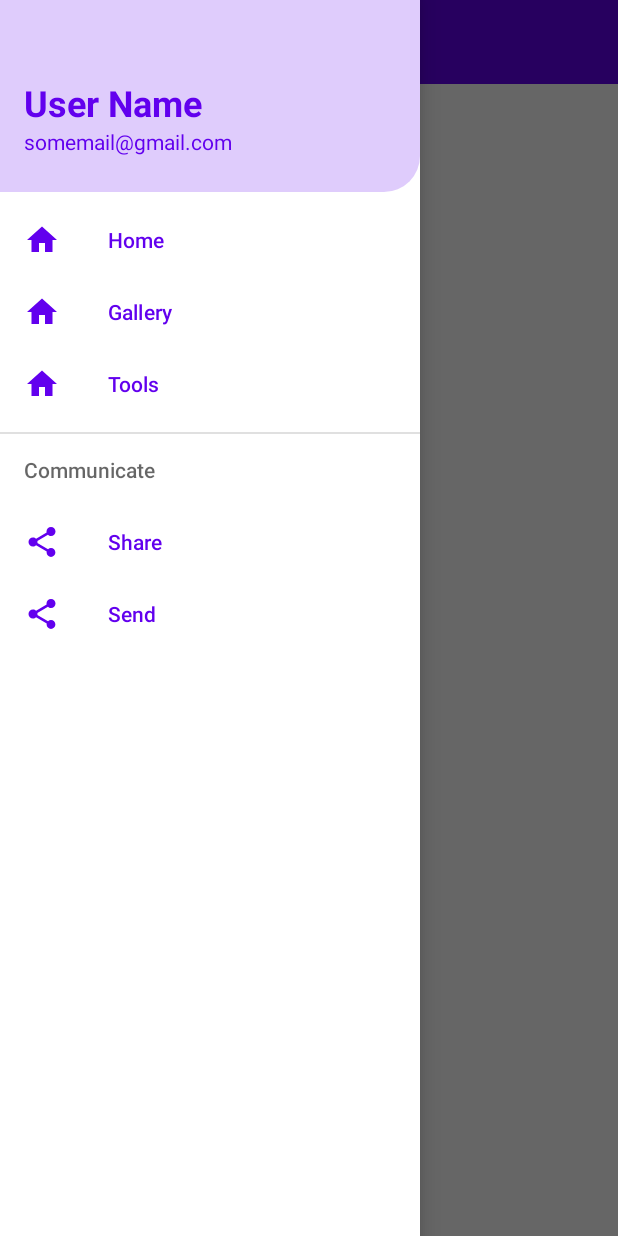
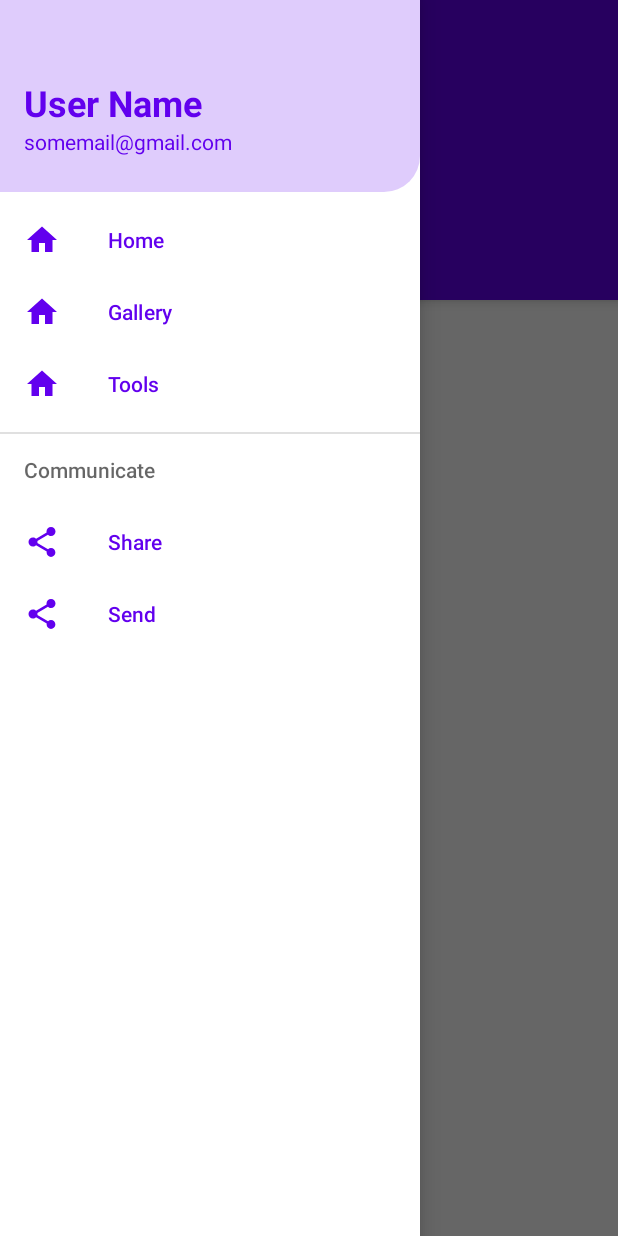
Before and after one commit to Shlomixg/Thanks4Giving, an Android app: the screen it shows after launch (MainActivity), with the side drawer open, on a phone screen of 412 x 824 dp. Run offline under Robolectric (Android 15) with nearby library versions, the phone set to English and light mode, and no system bars.

Commit message:
changed main layout

```diff
--- a/app/src/main/java/com/tsk/thanks4giving/MainActivity.java
+++ b/app/src/main/java/com/tsk/thanks4giving/MainActivity.java
@@ -2,22 +2,17 @@ package com.tsk.thanks4giving;
 
 import androidx.annotation.NonNull;
 import androidx.appcompat.app.ActionBarDrawerToggle;
-import androidx.appcompat.app.AlertDialog;
 import androidx.appcompat.app.AppCompatActivity;
 import androidx.appcompat.widget.Toolbar;
 import androidx.core.view.GravityCompat;
 import androidx.drawerlayout.widget.DrawerLayout;
 import androidx.recyclerview.widget.ItemTouchHelper;
 import androidx.recyclerview.widget.RecyclerView;
-
-import android.content.DialogInterface;
 import android.os.Bundle;
 import android.view.MenuItem;
 import android.view.View;
 import android.widget.Toast;
-
 import com.google.android.material.navigation.NavigationView;
-
 import java.util.ArrayList;
 
 public class MainActivity extends AppCompatActivity {
@@ -34,10 +29,14 @@ public class MainActivity extends AppCompatActivity {
         super.onCreate(savedInstanceState);
         setContentView(R.layout.activity_main);
 
+        for (int i = 0; i < 10; i++)
+            postList.add(new Post(null, null, 222, null, null));
+
         drawerLayout = findViewById(R.id.drawer);
         toolbar = findViewById(R.id.toolbar);
         navigationView = findViewById(R.id.navigation_view);
         recycler = findViewById(R.id.recycler);
+        adapter = new PostAdapter(postList);
 
         setSupportActionBar(toolbar);
 
@@ -66,41 +65,39 @@ public class MainActivity extends AppCompatActivity {
                 //adapter.notifyDataSetChanged();
                 return true;
             }
-
             @Override
             public void onSwiped(@NonNull final RecyclerView.ViewHolder viewHolder, int direction) {
-                final AlertDialog.Builder dialog = new AlertDialog.Builder(viewHolder.itemView.getContext());
+                /*final AlertDialog.Builder dialog = new AlertDialog.Builder(viewHolder.itemView.getContext());
                 dialog.setMessage("Delete this song from the list?")
                         .setPositiveButton("Yes", new DialogInterface.OnClickListener() {
                             @Override
                             public void onClick(DialogInterface dialog, int which) {
                                 postList.remove(viewHolder.getAdapterPosition());
                                 adapter.notifyItemRemoved(viewHolder.getAdapterPosition());
-                                //TODO writeToFile();
                             }
                         }).setNegativeButton("No", new DialogInterface.OnClickListener() {
                     @Override
                     public void onClick(DialogInterface dialog, int which) {
                         adapter.notifyItemChanged(viewHolder.getAdapterPosition());
                     }
-                }).setCancelable(false).create().show();
+                }).setCancelable(false).create().show();*/
             }
         };
 
-        ItemTouchHelper itemTouchHelper = new ItemTouchHelper(callback);
-        itemTouchHelper.attachToRecyclerView(recycler);
         adapter.setListener(new PostAdapter.PostClickListener() {
             @Override
             public void onClickListener(int pos, View v) {
-
+                //TODO open post in fragment with bigger picture and show all comments
             }
-
             @Override
             public void onLongClickListener(int pos, View v) {
-
+            //TODO NOTHING
             }
         });
 
+        ItemTouchHelper itemTouchHelper = new ItemTouchHelper(callback);
+        itemTouchHelper.attachToRecyclerView(recycler);
+        recycler.setAdapter(adapter);
     }
 
     @Override
--- a/app/src/main/res/layout/activity_main.xml
+++ b/app/src/main/res/layout/activity_main.xml
@@ -7,9 +7,47 @@
     android:layout_height="match_parent"
     tools:context=".MainActivity">
 
-    <LinearLayout
+    <androidx.coordinatorlayout.widget.CoordinatorLayout
+        android:layout_width="match_parent"
+        android:layout_height="match_parent"
+        android:id="@+id/coordinator"
+        tools:context=".MainActivity">
+
+        <com.google.android.material.appbar.AppBarLayout
+            android:layout_width="match_parent"
+            android:layout_height="200dp">
+
+            <com.google.android.material.appbar.CollapsingToolbarLayout
+                android:layout_width="match_parent"
+                android:layout_height="match_parent"
+                android:id="@+id/collapsing_layout"
+                app:contentScrim="@color/colorPrimary"
+                app:layout_scrollFlags="scroll|exitUntilCollapsed">
+
+                <ImageView
+                    android:layout_width="match_parent"
+                    android:layout_height="match_parent"
+                    android:scaleType="centerCrop"
+                    android:src="@drawable/ic_launcher_foreground"
+                    app:layout_collapseMode="parallax"
+                    app:layout_collapseParallaxMultiplier="0.7"/>
+
+                <androidx.appcompat.widget.Toolbar
+                    android:id="@+id/toolbar"
+                    android:layout_width="match_parent"
+                    android:layout_height="wrap_content"
+                    android:background="?attr/colorPrimary"
+                    android:minHeight="?attr/actionBarSize"
+                    app:titleTextColor="@android:color/white"/>
+
+            </com.google.android.material.appbar.CollapsingToolbarLayout>
+
+        </com.google.android.material.appbar.AppBarLayout>
+
+        <!--<LinearLayout
             android:layout_width="wrap_content"
-        android:layout_height="wrap_content">
+            android:layout_height="wrap_content"
+            android:orientation="horizontal">
 
             <androidx.appcompat.widget.Toolbar
                 android:id="@+id/toolbar"
@@ -21,15 +59,16 @@
 
             </androidx.appcompat.widget.Toolbar>
 
+        </LinearLayout>-->
+
         <androidx.recyclerview.widget.RecyclerView
             android:id="@+id/recycler"
             android:layout_width="match_parent"
             android:layout_height="match_parent"
             android:layout_margin="5dp"
-            android:layout_marginTop="9dp"
-            android:layout_marginBottom="5dp"/>
+            app:layout_behavior="@string/appbar_scrolling_view_behavior"/>
 
-    </LinearLayout>
+    </androidx.coordinatorlayout.widget.CoordinatorLayout>
 
     <com.google.android.material.navigation.NavigationView
         android:id="@+id/navigation_view"
```
Also changed, not shown: app/src/main/java/com/tsk/thanks4giving/PostAdapter.java (+63 -43 lines), app/src/main/res/layout/post_layout.xml (+7 -6 lines). Lines whose indentation alone changed are shown as unchanged.
